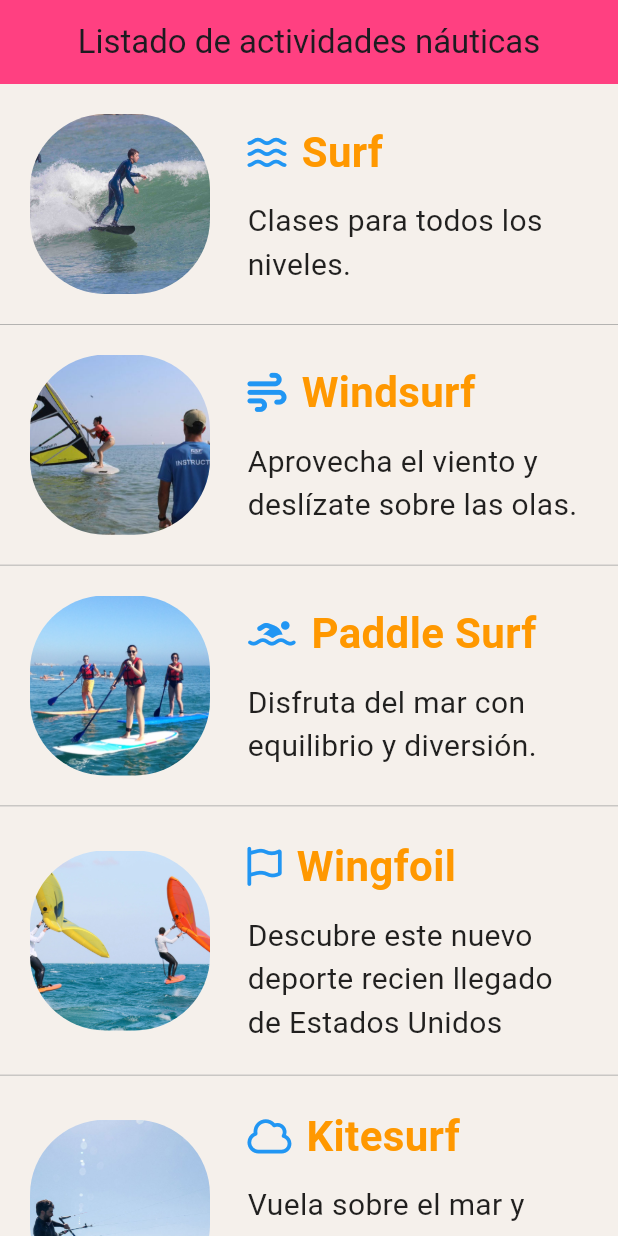
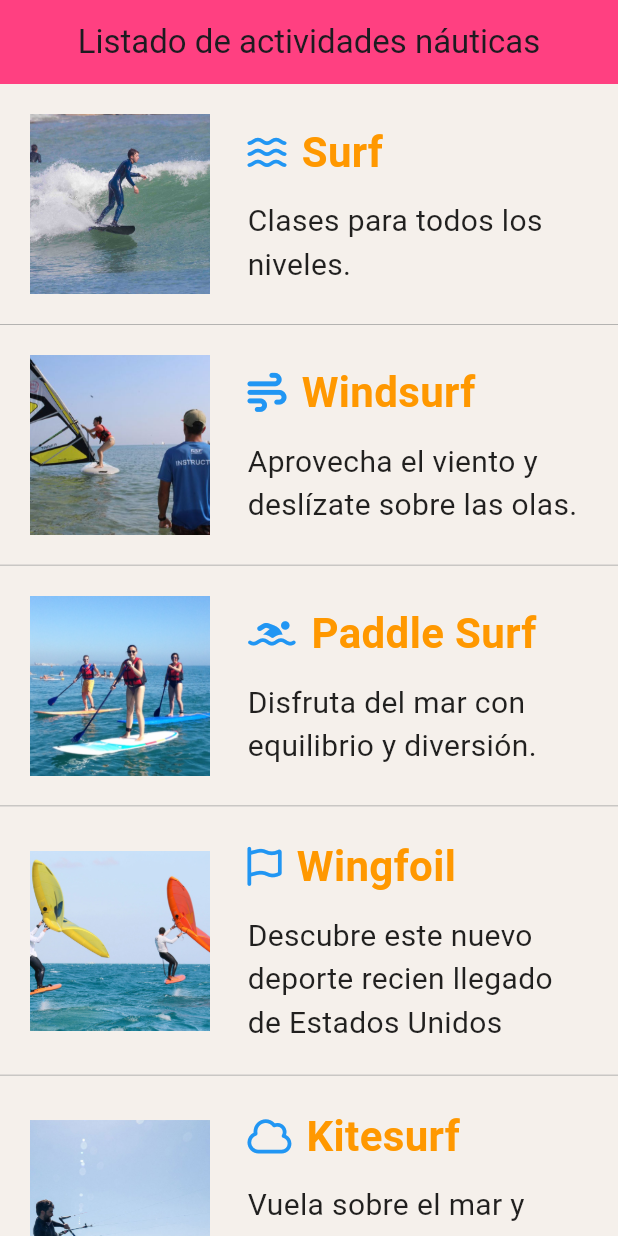
Before and after one commit to JorgeCarreras/Interfaces_Humano_Maquina-Pr-cticas-Joel-L-pez-Jorge-Carreras, a Flutter app: the ActividadesPage screen opened directly, on a phone screen of 412 x 824 dp. Run offline on Flutter 3.47's test engine with Material 3 defaults, Android fonts, the phone set to English and light mode, and no system bars; our stand-ins replace font_awesome_flutter.

Commit message:
Añadimos una animación Hero, cuando pulsas una actividad la imagen pequeña de la lista , se hace mas grande suavemente hasta llegar a la paatalla de detallesactividades. Quedan por mejorar la calidades de las imágenes los colores de las pantallas

```diff
--- a/lib/actividades.dart
+++ b/lib/actividades.dart
@@ -133,8 +133,8 @@ class ActividadesPage extends StatelessWidget {
                 crossAxisAlignment: CrossAxisAlignment.center,
                 children: [
                   // Imagen
-                  ClipRRect(
-                    borderRadius: BorderRadius.circular(50),
+                  Hero(
+                    tag: actividad.id,  // IMPORTANTE: usar id como tag único
                     child: Image.asset(
                       actividad.imagePath,
                       width: 120,
@@ -142,6 +142,7 @@ class ActividadesPage extends StatelessWidget {
                       fit: BoxFit.cover,
                     ),
                   ),
+
                   const SizedBox(width: 25),
 
                   // Texto + Iconos FontAwesome
--- a/lib/detalle_actividad.dart
+++ b/lib/detalle_actividad.dart
@@ -42,6 +42,9 @@ class DetalleActividadPage extends StatelessWidget {
                   padding: const EdgeInsets.all(20),
                   child: ClipRRect(
                     borderRadius: BorderRadius.circular(25),
+                    child:
+                      Hero(
+                        tag: actividad.id,
                         child: Image.asset(
                           actividad.imagePath,
                           width: double.infinity,
@@ -49,6 +52,8 @@ class DetalleActividadPage extends StatelessWidget {
                           fit: BoxFit.cover,
                         ),
                       ),
+                  ),
+
                 ),
 
                 //  2. TARJETA DE INFORMACIÓN
--- a/lib/main.dart
+++ b/lib/main.dart
@@ -13,7 +13,7 @@ class MyApp extends StatelessWidget {
   Widget build(BuildContext context) {
     return MaterialApp(
       debugShowCheckedModeBanner: false,
-      title: 'Don Color',
+      title: 'GandiaSurf',
       theme: ThemeData(
         primarySwatch: Colors.orange,
         scaffoldBackgroundColor: const Color(0xFFF5F0EB),
```
Lines whose indentation alone changed are shown as unchanged.
